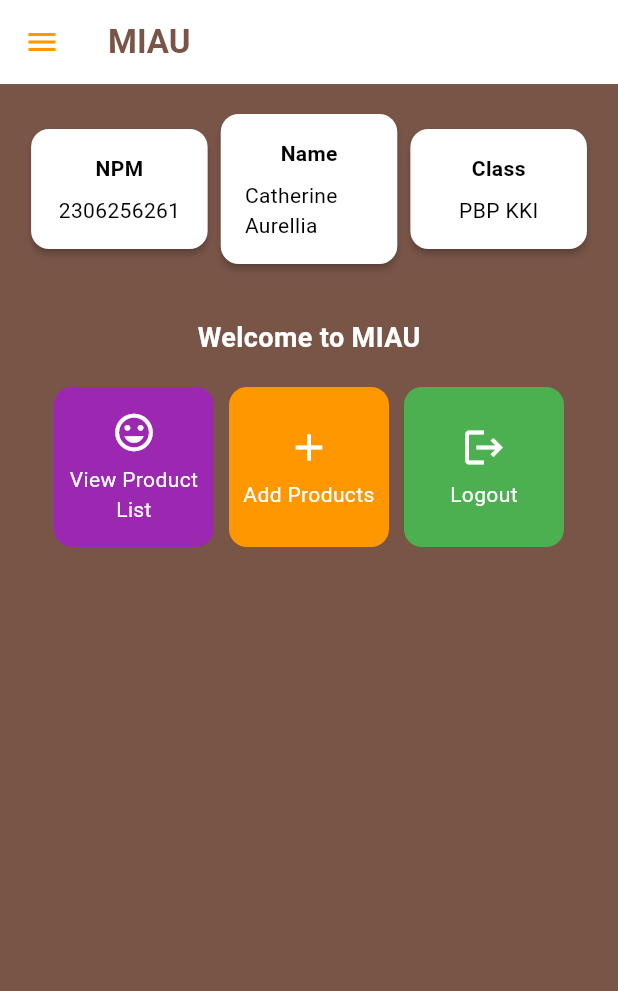
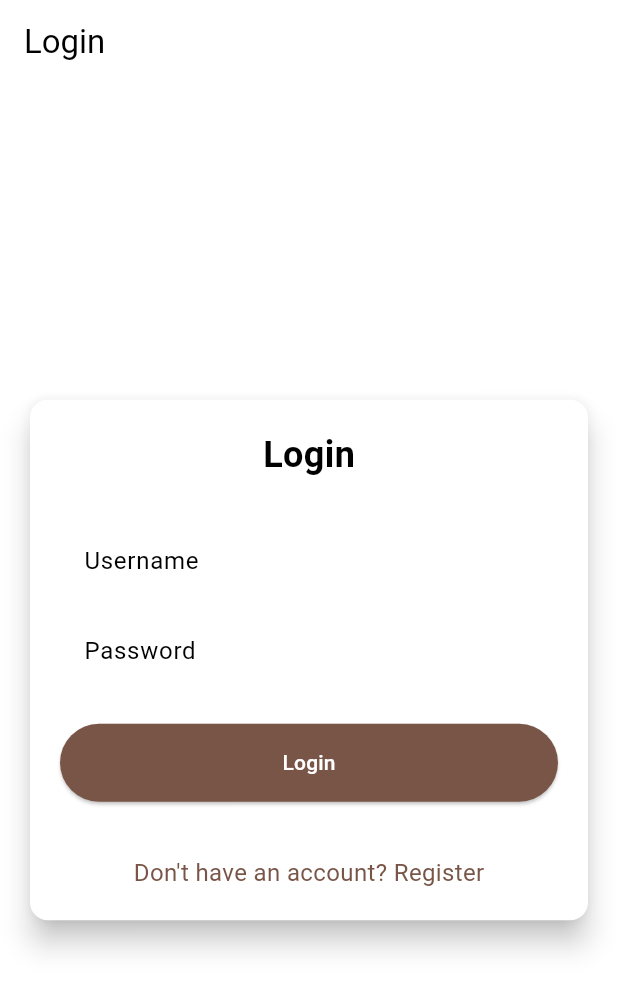
Before and after one commit to neaurellia/ecommerce, a Flutter app: the screen it shows after launch, on a phone screen of 412 x 824 dp. Shown: the top 991 px of the screen. Run offline on Flutter 3.47's test engine with Material 3 defaults, Android fonts, the phone set to English and light mode, and no system bars; missing offline and left inert: pbp_django_auth.

Commit message:
ASSIGNMENT 9 DONE

```diff
--- a/ecommerce/lib/main.dart
+++ b/ecommerce/lib/main.dart
@@ -1,5 +1,7 @@
-import 'package:ecommerce/screens/menu.dart';
+import 'package:ecommerce/screens/login.dart';
 import 'package:flutter/material.dart';
+import 'package:pbp_django_auth/pbp_django_auth.dart';
+import 'package:provider/provider.dart';
 
 void main() {
   runApp(const MyApp());
@@ -11,30 +13,21 @@ class MyApp extends StatelessWidget {
   // This widget is the root of your application.
   @override
   Widget build(BuildContext context) {
-    return MaterialApp(
+    return Provider(
+      create: (_) {
+        CookieRequest request = CookieRequest();
+        return request;
+      },
+      child: MaterialApp(
         title: 'MIAU',
         theme: ThemeData(
-        // This is the theme of your application.
-        //
-        // TRY THIS: Try running your application with "flutter run". You'll see
-        // the application has a purple toolbar. Then, without quitting the app,
-        // try changing the seedColor in the colorScheme below to Colors.green
-        // and then invoke "hot reload" (save your changes or press the "hot
-        // reload" button in a Flutter-supported IDE, or press "r" if you used
-        // the command line to start the app).
-        //
-        // Notice that the counter didn't reset back to zero; the application
-        // state is not lost during the reload. To reset the state, use hot
-        // restart instead.
-        //
-        // This works for code too, not just values: Most code changes can be
-        // tested with just a hot reload.
           colorScheme: ColorScheme.fromSwatch(
             primarySwatch: Colors.brown,
           ).copyWith(secondary: Colors.pinkAccent[100]),
           useMaterial3: true,
         ),
-      home: MyHomePage(),
+        home: LoginPage(),
+      ),
     );
   }
 }
--- /dev/null
+++ b/ecommerce/lib/screens/login.dart
@@ -0,0 +1,182 @@
+import 'package:ecommerce/screens/menu.dart';
+import 'package:ecommerce/screens/register.dart';
+import 'package:flutter/material.dart';
+import 'package:pbp_django_auth/pbp_django_auth.dart';
+import 'package:provider/provider.dart';
+// TODO: Import RegisterPage later
+
+void main() {
+  runApp(const LoginApp());
+}
+
+class LoginApp extends StatelessWidget {
+  const LoginApp({super.key});
+
+  @override
+  Widget build(BuildContext context) {
+    return MaterialApp(
+      title: 'Login',
+      theme: ThemeData(
+        useMaterial3: true,
+        colorScheme: ColorScheme.fromSwatch(
+          primarySwatch: Colors.deepPurple,
+        ).copyWith(secondary: Colors.deepPurple[400]),
+      ),
+      home: const LoginPage(),
+    );
+  }
+}
+
+class LoginPage extends StatefulWidget {
+  const LoginPage({super.key});
+
+  @override
+  State<LoginPage> createState() => _LoginPageState();
+}
+
+class _LoginPageState extends State<LoginPage> {
+  final TextEditingController _usernameController = TextEditingController();
+  final TextEditingController _passwordController = TextEditingController();
+
+  @override
+  Widget build(BuildContext context) {
+    final request = context.watch<CookieRequest>();
+
+    return Scaffold(
+      appBar: AppBar(
+        title: const Text('Login'),
+      ),
+      body: Center(
+        child: SingleChildScrollView(
+          padding: const EdgeInsets.all(16.0),
+          child: Card(
+            elevation: 8,
+            shape: RoundedRectangleBorder(
+              borderRadius: BorderRadius.circular(12.0),
+            ),
+            child: Padding(
+              padding: const EdgeInsets.all(20.0),
+              child: Column(
+                mainAxisSize: MainAxisSize.min,
+                children: [
+                  const Text(
+                    'Login',
+                    style: TextStyle(
+                      fontSize: 24.0,
+                      fontWeight: FontWeight.bold,
+                    ),
+                  ),
+                  const SizedBox(height: 30.0),
+                  TextField(
+                    controller: _usernameController,
+                    decoration: const InputDecoration(
+                      labelText: 'Username',
+                      hintText: 'Enter your username',
+                      border: OutlineInputBorder(
+                        borderRadius: BorderRadius.all(Radius.circular(12.0)),
+                      ),
+                      contentPadding:
+                          EdgeInsets.symmetric(horizontal: 12.0, vertical: 8.0),
+                    ),
+                  ),
+                  const SizedBox(height: 12.0),
+                  TextField(
+                    controller: _passwordController,
+                    decoration: const InputDecoration(
+                      labelText: 'Password',
+                      hintText: 'Enter your password',
+                      border: OutlineInputBorder(
+                        borderRadius: BorderRadius.all(Radius.circular(12.0)),
+                      ),
+                      contentPadding:
+                          EdgeInsets.symmetric(horizontal: 12.0, vertical: 8.0),
+                    ),
+                    obscureText: true,
+                  ),
+                  const SizedBox(height: 24.0),
+                  ElevatedButton(
+                    onPressed: () async {
+                      String username = _usernameController.text;
+                      String password = _passwordController.text;
+
+		  // Check credentials
+		  // TODO: Change the URL and don't forget to add a trailing slash (/) at the end of the URL!
+		  // To connect the Android emulator to Django on localhost,
+		  // use the URL http://10.0.2.2/
+                      final response = await request
+                          .login("http://localhost:8000/auth/login/", {
+                        'username': username,
+                        'password': password,
+                      });
+
+                      if (request.loggedIn) {
+                        String message = response['message'];
+                        String uname = response['username'];
+                        if (context.mounted) {
+                          Navigator.pushReplacement(
+                            context,
+                            MaterialPageRoute(
+                                builder: (context) => MyHomePage()),
+                          );
+                          ScaffoldMessenger.of(context)
+                            ..hideCurrentSnackBar()
+                            ..showSnackBar(
+                              SnackBar(
+                                  content:
+                                      Text("$message Welcome, $uname.")),
+                            );
+                        }
+                      } else {
+                        if (context.mounted) {
+                          showDialog(
+                            context: context,
+                            builder: (context) => AlertDialog(
+                              title: const Text('Login Failed'),
+                              content: Text(response['message']),
+                              actions: [
+                                TextButton(
+                                  child: const Text('OK'),
+                                  onPressed: () {
+                                    Navigator.pop(context);
+                                  },
+                                ),
+                              ],
+                            ),
+                          );
+                        }
+                      }
+                    },
+                    style: ElevatedButton.styleFrom(
+                      foregroundColor: Colors.white,
+                      minimumSize: Size(double.infinity, 50),
+                      backgroundColor: Theme.of(context).colorScheme.primary,
+                      padding: const EdgeInsets.symmetric(vertical: 16.0),
+                    ),
+                    child: const Text('Login'),
+                  ),
+                  const SizedBox(height: 36.0),
+                  GestureDetector(
+                    onTap: () {
+                      Navigator.push(
+                        context,
+                        MaterialPageRoute(
+                            builder: (context) => const RegisterPage()),
+                      );
+                    },
+                    child: Text(
+                      'Don\'t have an account? Register',
+                      style: TextStyle(
+                        color: Theme.of(context).colorScheme.primary,
+                        fontSize: 16.0,
+                      ),
+                    ),
+                  ),
+                ],
+              ),
+            ),
+          ),
+        ),
+      ),
+    );
+  }
+}
--- a/ecommerce/lib/screens/menu.dart
+++ b/ecommerce/lib/screens/menu.dart
@@ -1,6 +1,7 @@
 import 'package:flutter/material.dart';
 import 'package:ecommerce/widgets/left_drawer.dart';
 import 'package:ecommerce/widgets/product_card.dart';
+
 
 class MyHomePage extends StatelessWidget {
   final String npm = '2306256261'; // NPM
--- a/ecommerce/pubspec.yaml
+++ b/ecommerce/pubspec.yaml
@@ -35,6 +35,9 @@ dependencies:
   # The following adds the Cupertino Icons font to your application.
   # Use with the CupertinoIcons class for iOS style icons.
   cupertino_icons: ^1.0.2
+  provider: ^6.1.2
+  pbp_django_auth: ^0.4.0
+  http: ^1.2.0
 
 dev_dependencies:
   flutter_test:
```
Also changed, not shown: ecommerce/lib/models/product_entry.dart (added, +65 -0 lines), ecommerce/lib/screens/list_productentry.dart (added, +90 -0 lines), ecommerce/lib/screens/product_entry_form.dart (+41 -26 lines), ecommerce/lib/screens/register.dart (added, +166 -0 lines), ecommerce/lib/widgets/left_drawer.dart (+12 -0 lines), ecommerce/lib/widgets/product_card.dart (+37 -1 lines), ecommerce/pubspec.lock, 3 other files. Lines whose indentation alone changed are shown as unchanged.
